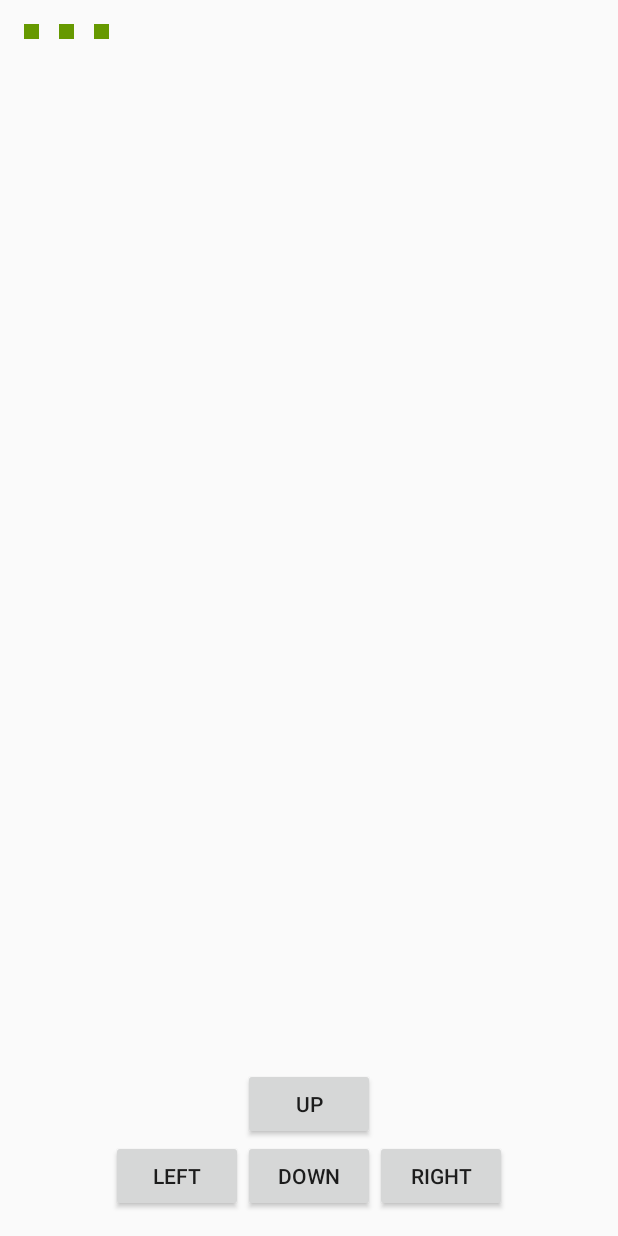
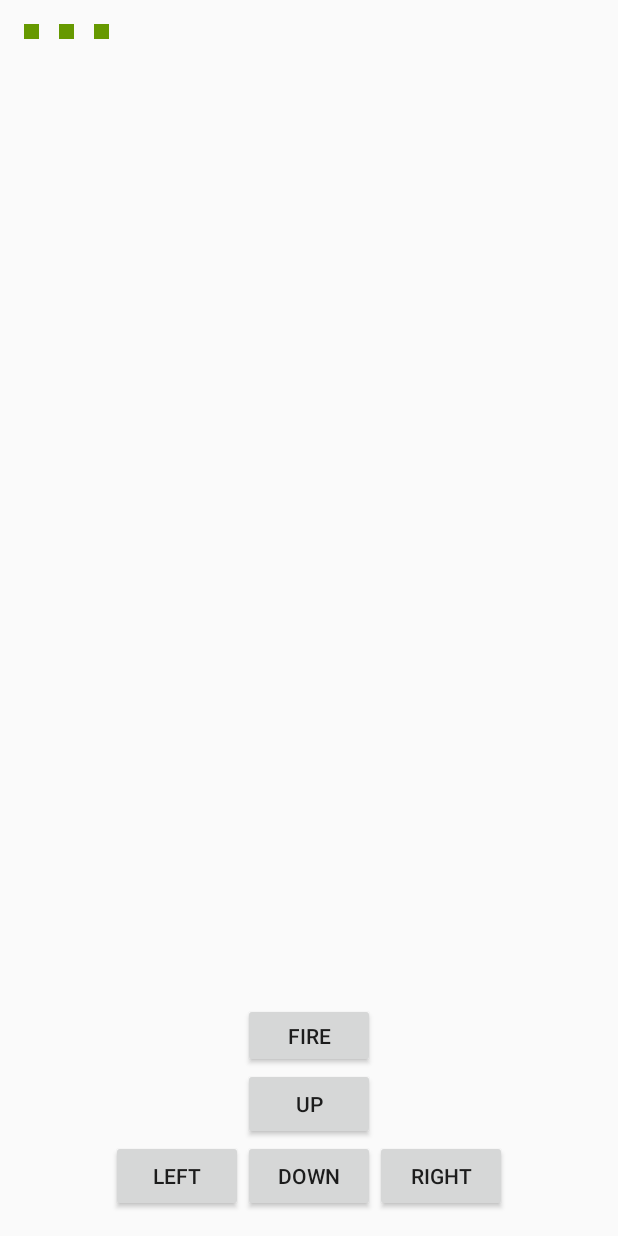
Before and after one commit to Cam0495/BulletZoneCS619, an Android app: the layout activity_main.xml on its own in the app's theme, with its tools: preview values and no code run, on a phone screen of 412 x 824 dp. Run offline under Robolectric (Android 15) with nearby library versions, the phone set to English and light mode, and no system bars.

Commit message:
Got the tank to move and fire.
Still need to clean up the movement to follow the rules.

```diff
--- a/TankClient/app/src/main/res/layout/activity_main.xml
+++ b/TankClient/app/src/main/res/layout/activity_main.xml
@@ -21,7 +21,7 @@
 
     <RelativeLayout
         android:layout_width="fill_parent"
-        android:layout_height="98dp">
+        android:layout_height="139dp">
         <Button
             android:layout_width="wrap_content"
             android:layout_height="wrap_content"
@@ -30,7 +30,8 @@
             android:layout_gravity="bottom"
             android:layout_above="@+id/right_button"
             android:layout_alignLeft="@+id/down_button"
-            android:layout_alignStart="@+id/down_button"/>
+            android:layout_alignStart="@+id/down_button"
+            android:onClick="moveUp" />
 
         <Button
             android:layout_width="wrap_content"
@@ -39,7 +40,8 @@
             android:id="@+id/down_button"
             android:layout_gravity="bottom"
             android:layout_alignTop="@+id/right_button"
-            android:layout_centerHorizontal="true"/>
+            android:layout_centerHorizontal="true"
+            android:onClick="moveDown"/>
 
         <Button
             android:layout_width="wrap_content"
@@ -49,7 +51,8 @@
             android:layout_gravity="bottom"
             android:layout_alignParentBottom="true"
             android:layout_toLeftOf="@+id/up_button"
-            android:layout_toStartOf="@+id/up_button"/>
+            android:layout_toStartOf="@+id/up_button"
+            android:onClick="turnLeft"/>
 
         <Button
             android:layout_width="wrap_content"
@@ -59,7 +62,20 @@
             android:layout_gravity="bottom"
             android:layout_alignParentBottom="true"
             android:layout_toRightOf="@+id/up_button"
-            android:layout_toEndOf="@+id/up_button"/>
+            android:layout_toEndOf="@+id/up_button"
+            android:onClick="turnRight"/>
+
+        <Button
+            android:layout_width="wrap_content"
+            android:layout_height="wrap_content"
+            android:text="FIRE"
+            android:id="@+id/fire_button"
+            android:layout_above="@+id/up_button"
+            android:layout_alignRight="@+id/up_button"
+            android:layout_alignEnd="@+id/up_button"
+            android:layout_alignLeft="@+id/up_button"
+            android:layout_alignStart="@+id/up_button"
+            android:onClick="fire"/>
     </RelativeLayout>
 
 
```
Also changed, not shown: TankClient/app/src/main/java/com/cs619/karen/tankclient/TankClientActivity.java (+45 -2 lines), 1 other file.
